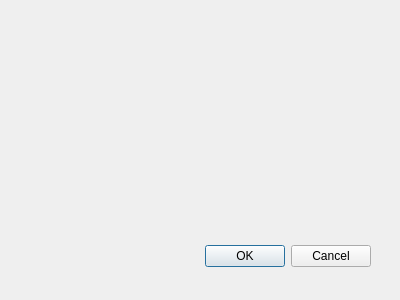
schms27/raspi.pico.collection, file pico.hid.service/ui/_button_function_dialog.ui: the form before one commit.
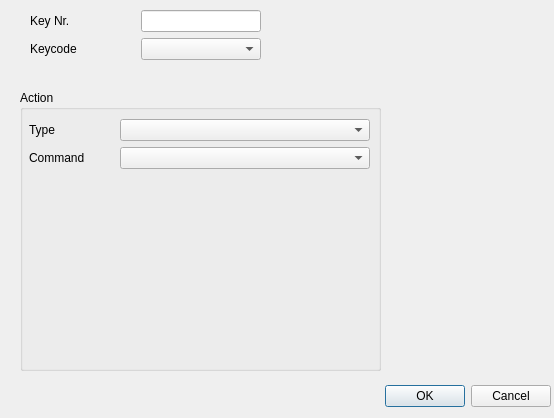
The form after the commit.

Commit message: added basic function editing functionality

What changed in the file:
```diff
--- a/pico.hid.service/ui/_button_function_dialog.ui
+++ b/pico.hid.service/ui/_button_function_dialog.ui
@@ -6,8 +6,8 @@
    <rect>
     <x>0</x>
     <y>0</y>
-    <width>400</width>
-    <height>300</height>
+    <width>554</width>
+    <height>418</height>
    </rect>
   </property>
   <property name="windowTitle">
@@ -16,8 +16,8 @@
   <widget class="QDialogButtonBox" name="buttonBox">
    <property name="geometry">
     <rect>
-     <x>30</x>
-     <y>240</y>
+     <x>210</x>
+     <y>380</y>
      <width>341</width>
      <height>32</height>
     </rect>
@@ -29,6 +29,168 @@
     <set>QDialogButtonBox::Cancel|QDialogButtonBox::Ok</set>
    </property>
   </widget>
+  <widget class="QWidget" name="verticalLayoutWidget">
+   <property name="geometry">
+    <rect>
+     <x>30</x>
+     <y>10</y>
+     <width>231</width>
+     <height>74</height>
+    </rect>
+   </property>
+   <layout class="QVBoxLayout" name="verticalLayout">
+    <item>
+     <layout class="QHBoxLayout" name="horizontalLayout">
+      <item>
+       <widget class="QLabel" name="label_3">
+        <property name="text">
+         <string>Key Nr.</string>
+        </property>
+       </widget>
+      </item>
+      <item>
+       <widget class="QLineEdit" name="lineEdit_keynumber">
+        <property name="sizePolicy">
+         <sizepolicy hsizetype="Preferred" vsizetype="Fixed">
+          <horstretch>0</horstretch>
+          <verstretch>0</verstretch>
+         </sizepolicy>
+        </property>
+        <property name="minimumSize">
+         <size>
+          <width>120</width>
+          <height>0</height>
+         </size>
+        </property>
+        <property name="maximumSize">
+         <size>
+          <width>120</width>
+          <height>100</height>
+         </size>
+        </property>
+        <property name="readOnly">
+         <bool>true</bool>
+        </property>
+       </widget>
+      </item>
+     </layout>
+    </item>
+    <item>
+     <layout class="QHBoxLayout" name="horizontalLayout_2">
+      <item>
+       <widget class="QLabel" name="label">
+        <property name="text">
+         <string>Keycode</string>
+        </property>
+       </widget>
+      </item>
+      <item>
+       <widget class="QComboBox" name="comboBox_keycode">
+        <property name="minimumSize">
+         <size>
+          <width>120</width>
+          <height>0</height>
+         </size>
+        </property>
+       </widget>
+      </item>
+     </layout>
+    </item>
+    <item>
+     <spacer name="verticalSpacer">
+      <property name="orientation">
+       <enum>Qt::Vertical</enum>
+      </property>
+      <property name="sizeHint" stdset="0">
+       <size>
+        <width>20</width>
+        <height>40</height>
+       </size>
+      </property>
+     </spacer>
+    </item>
+   </layout>
+  </widget>
+  <widget class="QGroupBox" name="groupBox">
+   <property name="geometry">
+    <rect>
+     <x>20</x>
+     <y>90</y>
+     <width>361</width>
+     <height>281</height>
+    </rect>
+   </property>
+   <property name="title">
+    <string>Action</string>
+   </property>
+   <widget class="QWidget" name="verticalLayoutWidget_2">
+    <property name="geometry">
+     <rect>
+      <x>9</x>
+      <y>29</y>
+      <width>341</width>
+      <height>221</height>
+     </rect>
+    </property>
+    <layout class="QVBoxLayout" name="verticalLayout_2">
+     <item>
+      <layout class="QHBoxLayout" name="horizontalLayout_3">
+       <item>
+        <widget class="QLabel" name="label_4">
+         <property name="text">
+          <string>Type</string>
+         </property>
+        </widget>
+       </item>
+       <item>
+        <widget class="QComboBox" name="comboBox_actionType">
+         <property name="minimumSize">
+          <size>
+           <width>250</width>
+           <height>0</height>
+          </size>
+         </property>
+        </widget>
+       </item>
+      </layout>
+     </item>
+     <item>
+      <layout class="QHBoxLayout" name="horizontalLayout_4">
+       <item>
+        <widget class="QLabel" name="label_5">
+         <property name="text">
+          <string>Command</string>
+         </property>
+        </widget>
+       </item>
+       <item>
+        <widget class="QComboBox" name="comboBox_command">
+         <property name="minimumSize">
+          <size>
+           <width>250</width>
+           <height>0</height>
+          </size>
+         </property>
+        </widget>
+       </item>
+      </layout>
+     </item>
+     <item>
+      <spacer name="verticalSpacer_2">
+       <property name="orientation">
+        <enum>Qt::Vertical</enum>
+       </property>
+       <property name="sizeHint" stdset="0">
+        <size>
+         <width>20</width>
+         <height>40</height>
+        </size>
+       </property>
+      </spacer>
+     </item>
+    </layout>
+   </widget>
+  </widget>
  </widget>
  <resources/>
  <connections>
```
The commit also changes 7 other files.
